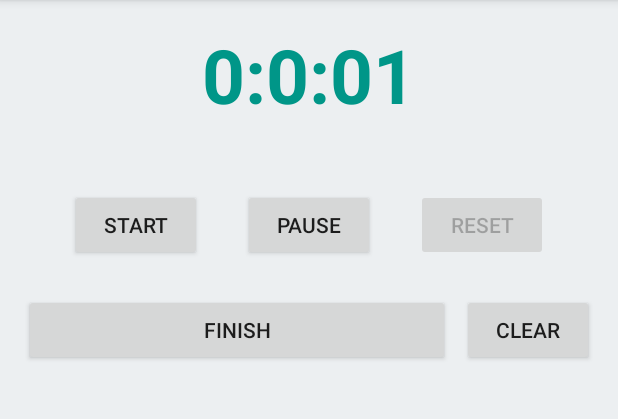
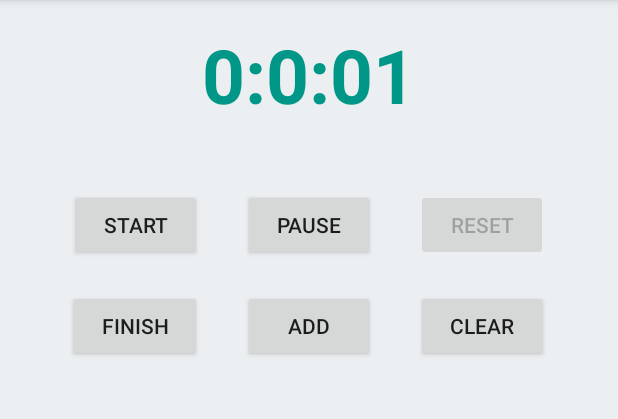
Before and after one commit to MBarrett1/Work_Time, an Android app: the screen it shows after launch (MainActivity), after a tap on "START", on a phone screen of 412 x 824 dp, the part 84-503 px from its top. Run offline under Robolectric (Android 15) with nearby library versions, the phone set to English and light mode, and no system bars.

Commit message:
Removed bug causing minutes not to reset at 60

```diff
--- a/app/src/main/java/com/example/worktime/MainActivity.java
+++ b/app/src/main/java/com/example/worktime/MainActivity.java
@@ -24,7 +24,7 @@ public class MainActivity extends AppCompatActivity {
 
     TextView textView ;
 
-    Button start, pause, reset, lap, clear ;
+    Button start, pause, reset, lap, clear, add ;
 
     long MillisecondTime, StartTime, TimeBuff, UpdateTime = 0L ;
 
@@ -51,6 +51,7 @@ public class MainActivity extends AppCompatActivity {
         reset = (Button)findViewById(R.id.button3);
         lap = (Button)findViewById(R.id.button4) ;
         clear = (Button)findViewById(R.id.button5) ;
+        add = (Button)findViewById(R.id.button6) ;
         listView = (ListView)findViewById(R.id.listview1);
 
         handler = new Handler() ;
@@ -120,6 +121,17 @@ public class MainActivity extends AppCompatActivity {
             }
         });
 
+        add.setOnClickListener(new View.OnClickListener() {
+            @Override
+            public void onClick(View view) {
+
+                int minute = 60000;
+
+                TimeBuff += minute * 10;
+
+            }
+        });
+
         lap.setOnClickListener(new View.OnClickListener() {
             @Override
             public void onClick(View view) {
@@ -127,9 +139,6 @@ public class MainActivity extends AppCompatActivity {
                 if( Seconds > 0 ) {
 
                     saveData();
-
-//                    times.add(textView.getText().toString());
-//                    adapter.notifyDataSetChanged();
 
                 }
 
@@ -181,13 +190,15 @@ public class MainActivity extends AppCompatActivity {
 
             UpdateTime = TimeBuff + MillisecondTime;
 
-            Seconds = (int) (UpdateTime / 1000);
+            int secondTime = (int) (UpdateTime / 1000);
 
-            Hours = Seconds / 3600;
+            Seconds = secondTime % 60;
 
-            Minutes = Seconds / 60;
+            int time = (int) (UpdateTime / 60000);
 
-            Seconds = Seconds % 60;
+            Hours = time / 60;
+
+            Minutes = time % 60;
 
             MilliSeconds = (int) (UpdateTime % 1000);
 
--- a/app/src/main/res/layout/activity_main.xml
+++ b/app/src/main/res/layout/activity_main.xml
@@ -43,8 +43,8 @@
         android:id="@+id/button5"
         android:layout_width="wrap_content"
         android:layout_height="wrap_content"
-        android:layout_alignParentEnd="true"
         android:layout_alignTop="@+id/button4"
+        android:layout_toEndOf="@+id/textView"
         android:text="Clear" />
 
     <Button
@@ -56,12 +56,20 @@
         android:text="Reset" />
 
     <Button
+        android:id="@+id/button6"
+        android:layout_width="wrap_content"
+        android:layout_height="wrap_content"
+        android:layout_alignTop="@+id/button4"
+        android:layout_centerHorizontal="true"
+        android:text="Add" />
+
+    <Button
         android:id="@+id/button4"
-        android:layout_width="284dp"
+        android:layout_width="89dp"
         android:layout_height="wrap_content"
-        android:layout_alignParentStart="true"
         android:layout_alignParentTop="true"
-        android:layout_marginTop="180dp"
+        android:layout_marginTop="177dp"
+        android:layout_toStartOf="@+id/textView"
         android:text="Finish" />
 
     <ListView
```
